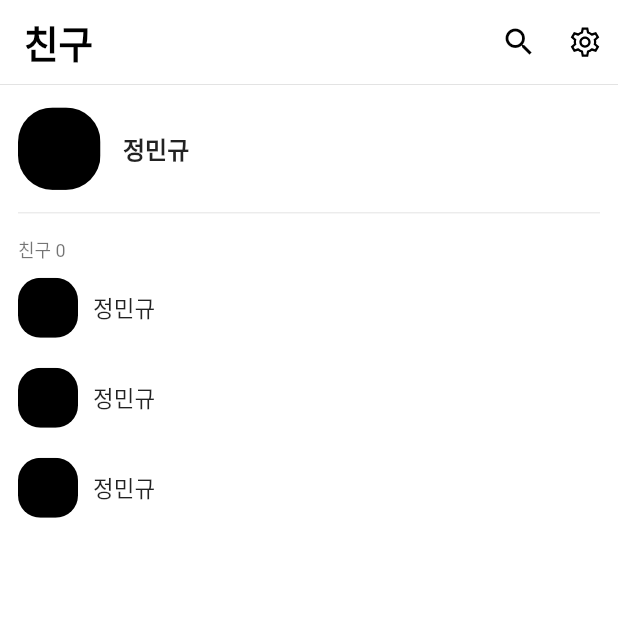
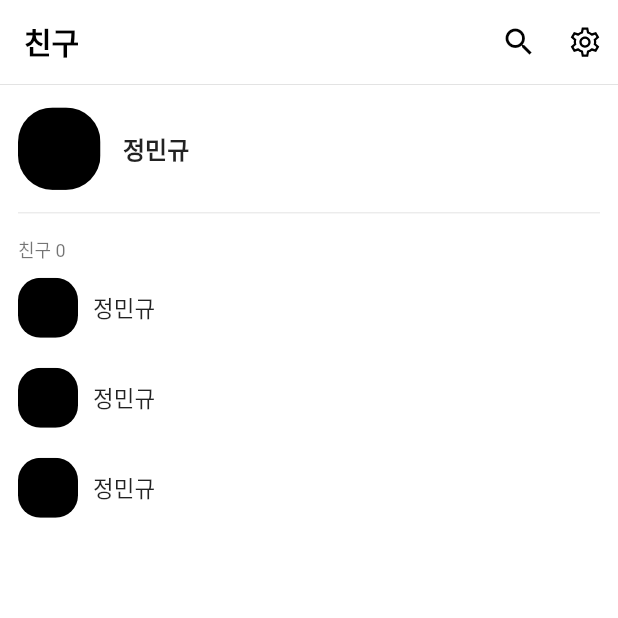
Before and after one commit to Jaezic/CloneKakaoTalk, a Flutter app: the screen it shows after launch, after a tap on "/main", on a phone screen of 412 x 824 dp, the top half of it. Run offline on Flutter 3.47's test engine with Material 2 defaults, Android fonts, the phone set to English and light mode, and no system bars; our stand-ins replace get, line_icons, logger; missing offline and left inert: udp; Roboto replaces fonts that are missing (NotoSansKR).

Commit message:
update Frontend UDP API

```diff
--- a/frontend/lib/common/api_service.dart
+++ b/frontend/lib/common/api_service.dart
@@ -41,7 +41,7 @@ class ApiService extends GetxService {
       // ApiResponse<PostUserLoginResponse> loginResponse = await userLogin(email: email, password: password);
       // return loginResponse;
       return ApiResponse(
-        result: false,
+        result: true,
       );
     } catch (e) {
       return ApiResponse<PostUserLoginResponse>(result: false, errorMsg: e.toString());
--- a/frontend/lib/pages/chatList/view/chatlist_view_page.dart
+++ b/frontend/lib/pages/chatList/view/chatlist_view_page.dart
@@ -9,7 +9,7 @@ class ChatListViewPage extends StatelessWidget {
   static const url = '/chat_list';
   static CommonAppBar appBar = CommonAppBar(
     titleString: '채팅',
-    fontSize: 25,
+    fontSize: 20,
     fontWeight: FontWeight.bold,
     centerTitle: false,
     // elevation: 1.0,
--- a/frontend/lib/pages/friend/view/friend_view_page.dart
+++ b/frontend/lib/pages/friend/view/friend_view_page.dart
@@ -12,7 +12,7 @@ class FriendViewPage extends StatelessWidget {
   static const url = '/friend';
   static CommonAppBar appBar = CommonAppBar(
     titleString: '친구',
-    fontSize: 25,
+    fontSize: 20,
     fontWeight: FontWeight.bold,
     centerTitle: false,
     // elevation: 1.0,
--- a/frontend/lib/pages/route/view/route_view_page.dart
+++ b/frontend/lib/pages/route/view/route_view_page.dart
@@ -15,7 +15,8 @@ class RouteViewPage extends StatelessWidget {
   Widget build(BuildContext context) {
     final controller = Get.put(RouteViewController());
     return Scaffold(
-        body: SingleChildScrollView(
+        body: SafeArea(
+      child: SingleChildScrollView(
         child: Center(
           child: Column(
             children: [
@@ -37,6 +38,7 @@ class RouteViewPage extends StatelessWidget {
             ],
           ),
         ),
+      ),
     ));
   }
 }
--- a/frontend/lib/pages/userRegister/controller/userRegister_view_controller.dart
+++ b/frontend/lib/pages/userRegister/controller/userRegister_view_controller.dart
@@ -62,7 +62,7 @@ class UserRegisterViewController extends GetxController {
       birthday: birthday.value!,
     );
     if (response.result) {
-      Get.back();
+      //Get.back();
       Common.showSnackBar(messageText: "회원가입, 로그인에 성공하였습니다.");
     } else {
       Common.showSnackBar(messageText: response.errorMsg);
--- a/frontend/lib/pages/userRegister/page/userRegister_view_page.dart
+++ b/frontend/lib/pages/userRegister/page/userRegister_view_page.dart
@@ -13,6 +13,7 @@ class UserRegisterViewPage extends StatelessWidget {
     const namefieldstyle = TextStyle(fontWeight: FontWeight.bold, fontSize: 14);
     return Scaffold(
       body: SingleChildScrollView(
+        child: SafeArea(
           child: Center(
             child: SizedBox(
               width: GetPlatform.isMobile ? null : 500,
@@ -125,6 +126,7 @@ class UserRegisterViewPage extends StatelessWidget {
             ),
           ),
         ),
+      ),
     );
   }
 }
```
Also changed, not shown: frontend/lib/common/udp.dart (+9 -4 lines), frontend/lib/pages/userLogin/page/userlogin_view_page.dart (+3 -5 lines). Lines whose indentation alone changed are shown as unchanged.
